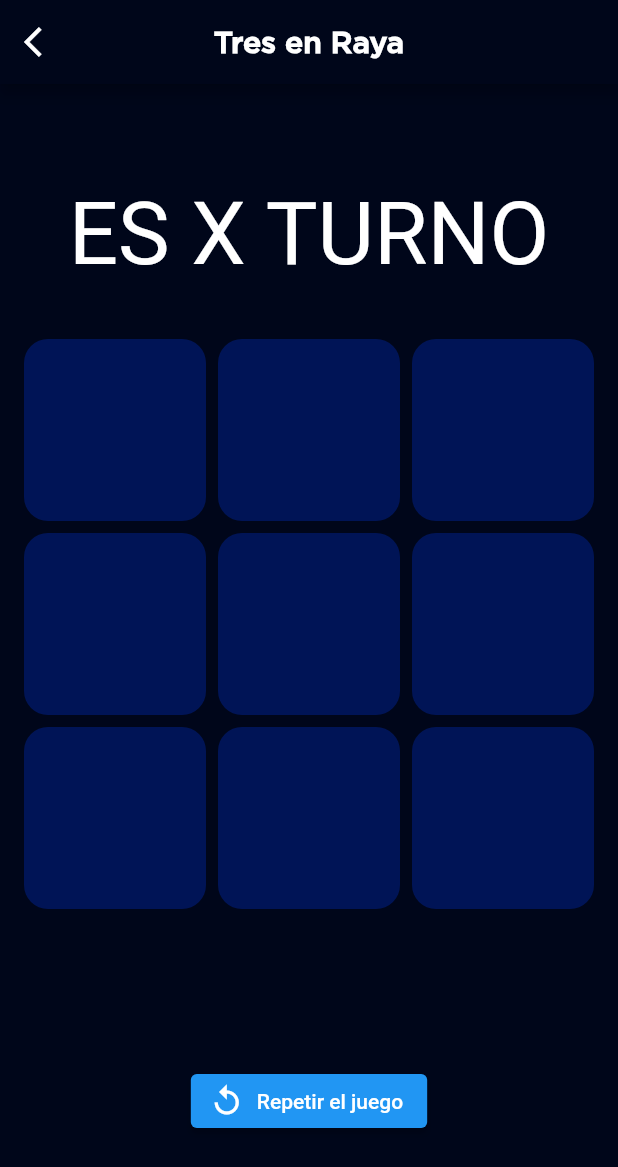
After one commit to HarryOreLara/tesis-app, a Flutter app: the TresEnRayaScreen screen opened by its route, after a tap on "Repetir el juego", on a phone screen of 412 x 824 dp. The commit adds this screen. Shown: the top 1167 px of the screen. Run offline on Flutter 3.47's test engine with Material 2 defaults, Android fonts, the phone set to English and light mode, and no system bars; our stand-ins replace animate_do, bloc, card_swiper, dio, equatable, flutter_bloc and 7 more; accounts and stored records are empty.

Commit message:
Agregando minijuego tres en raya

```diff
--- a/lib/config/router/app_router.dart
+++ b/lib/config/router/app_router.dart
@@ -61,6 +61,14 @@ final appRouter = GoRouter(
             GoRoute(
               path: 'refran',
               builder: (context, state) => const RefranesMinigameScreen(),
+            ),
+            GoRoute(
+              path: 'tresenraya',
+              builder: (context, state) => const TresEnRayaScreen(),
+            ),
+            GoRoute(
+              path: 'buscaminas',
+              builder: (context, state) => const BuscaminasScreen(),
             ),
           ]),
       GoRoute(
--- /dev/null
+++ b/lib/config/theme/raya_color.dart
@@ -0,0 +1,8 @@
+import 'package:flutter/material.dart';
+
+class RayaColor{
+  static Color primaryColor = const Color(0xFF00061a);
+  static Color secondColor = const Color(0xFF001456);
+  static Color accentColor = const Color(0xFF4169e8);
+
+}
--- /dev/null
+++ b/lib/core/utils/game_logic.dart
@@ -0,0 +1,34 @@
+class Player {
+  static const x = "X";
+  static const o = "O";
+  static const empty = "";
+}
+
+class Game {
+  static const boardLenght = 9;
+  static const blocSize = 100.0;
+
+  List<String>? board;
+
+  static List<String>? initGameBoard() =>
+      List.generate(boardLenght, (index) => Player.empty);
+
+  bool winnerChek(
+      String player, int index, List<int> scoreBoard, int gridSize) {
+    int row = index ~/ 3;
+    int col = index % 3;
+    int score = player == "X" ? 1 : -1;
+
+    scoreBoard[row] += score;
+    scoreBoard[gridSize + col] += score;
+
+    if (row == col) scoreBoard[2 * gridSize] += score;
+    if (gridSize - 1 - col == row) scoreBoard[2 * gridSize + 1] += score;
+
+    if (scoreBoard.contains(3) || scoreBoard.contains(-3)) {
+      return true;
+    }
+
+    return false;
+  }
+}
--- /dev/null
+++ b/lib/presentation/screens/entertainment/minigames_list/tres_en_raya.dart
@@ -0,0 +1,146 @@
+import 'package:flutter/material.dart';
+import 'package:go_router/go_router.dart';
+import 'package:tesis_app/config/theme/raya_color.dart';
+import 'package:tesis_app/core/utils/game_logic.dart';
+
+class TresEnRayaScreen extends StatefulWidget {
+  const TresEnRayaScreen({super.key});
+
+  @override
+  State<TresEnRayaScreen> createState() => _TresEnRayaScreenState();
+}
+
+class _TresEnRayaScreenState extends State<TresEnRayaScreen> {
+  //Variables necesarias
+  String lastValue = "X";
+  Game game = Game();
+  int turn = 0;
+  String result = "";
+  List<int> scoreBoard = [0, 0, 0, 0, 0, 0, 0, 0];
+
+  //Inizializando
+  @override
+  void initState() {
+    super.initState();
+    game.board = Game.initGameBoard();
+  }
+
+  @override
+  Widget build(BuildContext context) {
+    double boardWidth = MediaQuery.of(context).size.width;
+    bool gameOver = false;
+
+    return Scaffold(
+      appBar: AppBar(
+        title: const Text(
+          "Tres en Raya",
+          style: TextStyle(
+              color: Colors.white,
+              fontFamily: 'Gotham-Medium',
+              fontWeight: FontWeight.bold),
+        ),
+        leading: IconButton(
+          onPressed: () {
+            context.pop(context);
+          },
+          icon: const Icon(
+            Icons.arrow_back_ios,
+            color: Colors.white,
+          ),
+        ),
+        centerTitle: true,
+        backgroundColor: RayaColor.primaryColor,
+      ),
+      backgroundColor: RayaColor.primaryColor,
+      body: Column(
+        mainAxisAlignment: MainAxisAlignment.center,
+        crossAxisAlignment: CrossAxisAlignment.center,
+        children: [
+          Text(
+            "Es $lastValue turno".toUpperCase(),
+            style: const TextStyle(color: Colors.white, fontSize: 58),
+          ),
+          const SizedBox(
+            height: 20.0,
+          ),
+          Container(
+            width: boardWidth,
+            height: boardWidth,
+            child: GridView.count(
+              crossAxisCount: Game.boardLenght ~/ 3,
+              padding: const EdgeInsets.all(16.0),
+              mainAxisSpacing: 8.0,
+              crossAxisSpacing: 8.0,
+              children: List.generate(Game.boardLenght, (index) {
+                return InkWell(
+                  onTap: gameOver
+                      ? null
+                      : () {
+                          if (game.board![index] == "") {
+                            setState(() {
+                              game.board![index] = lastValue;
+                              turn++;
+                              gameOver = game.winnerChek(
+                                  lastValue, index, scoreBoard, 3);
+
+                              if (gameOver) {
+                                result = "$lastValue Es el ganador";
+                              } else if (!gameOver && turn == 9) {
+                                result = "Empate";
+                                gameOver = true;
+                              }
+                              if (lastValue == "X") {
+                                lastValue = "O";
+                              } else {
+                                lastValue = "X";
+                              }
+                            });
+                          }
+                        },
+                  child: Container(
+                    width: Game.blocSize,
+                    height: Game.blocSize,
+                    decoration: BoxDecoration(
+                        color: RayaColor.secondColor,
+                        borderRadius: BorderRadius.circular(16.0)),
+                    child: Center(
+                      child: Text(
+                        game.board![index],
+                        style: TextStyle(
+                            color: game.board![index] == "X"
+                                ? Colors.blue
+                                : Colors.pink,
+                            fontSize: 64.0),
+                      ),
+                    ),
+                  ),
+                );
+              }),
+            ),
+          ),
+          const SizedBox(
+            height: 25.0,
+          ),
+          Text(
+            result,
+            style: const TextStyle(color: Colors.white, fontSize: 54.0),
+          ),
+          ElevatedButton.icon(
+            onPressed: () {
+              setState(() {
+                game.board = Game.initGameBoard();
+                lastValue = "X";
+                gameOver = false;
+                turn = 0;
+                result = "";
+                scoreBoard = [0, 0, 0, 0, 0, 0, 0, 0];
+              });
+            },
+            icon: const Icon(Icons.replay),
+            label: const Text("Repetir el juego"),
+          )
+        ],
+      ),
+    );
+  }
+}
--- a/lib/presentation/screens/screens.dart
+++ b/lib/presentation/screens/screens.dart
@@ -1,3 +1,6 @@
+export 'package:tesis_app/presentation/screens/entertainment/minigames_list/buscaminas.dart';
+export 'package:tesis_app/presentation/screens/entertainment/minigames_list/tres_en_raya.dart';
+
 export 'package:tesis_app/presentation/screens/medicines/recomendado_screen.dart';
 
 export 'package:tesis_app/presentation/screens/chat/conversaciones_screen.dart';
```
Also changed, not shown: lib/presentation/screens/entertainment/minigames_list/buscaminas.dart (added, +20 -0 lines), lib/presentation/screens/entertainment/minigames_screen.dart (+10 -5 lines).
